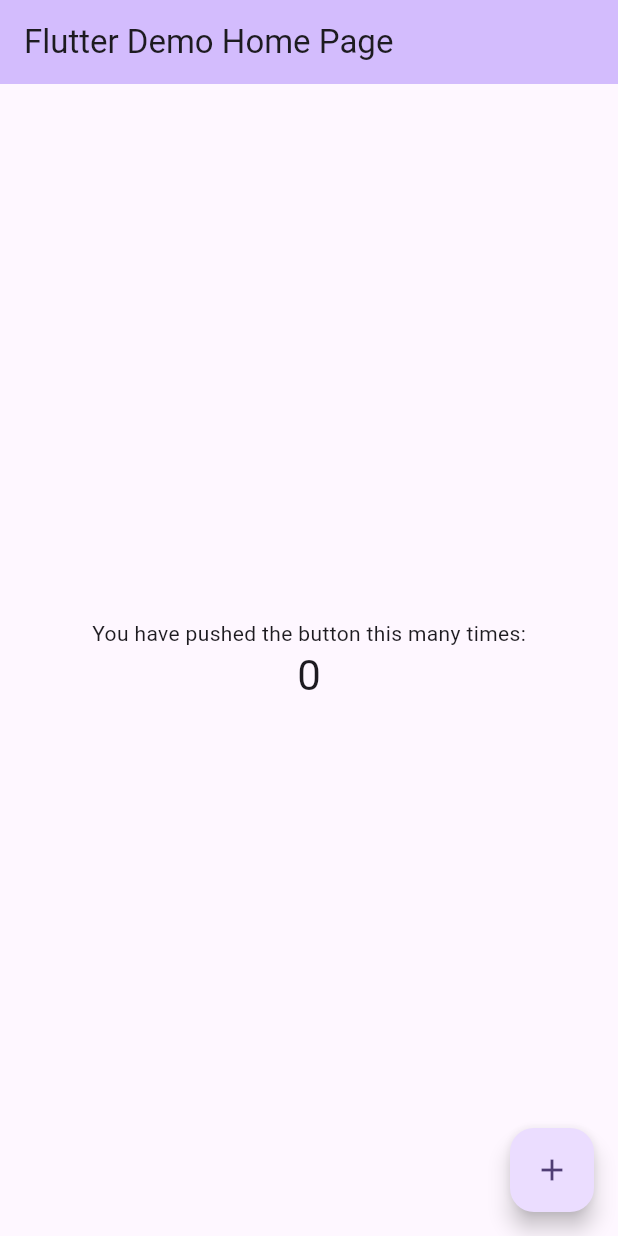
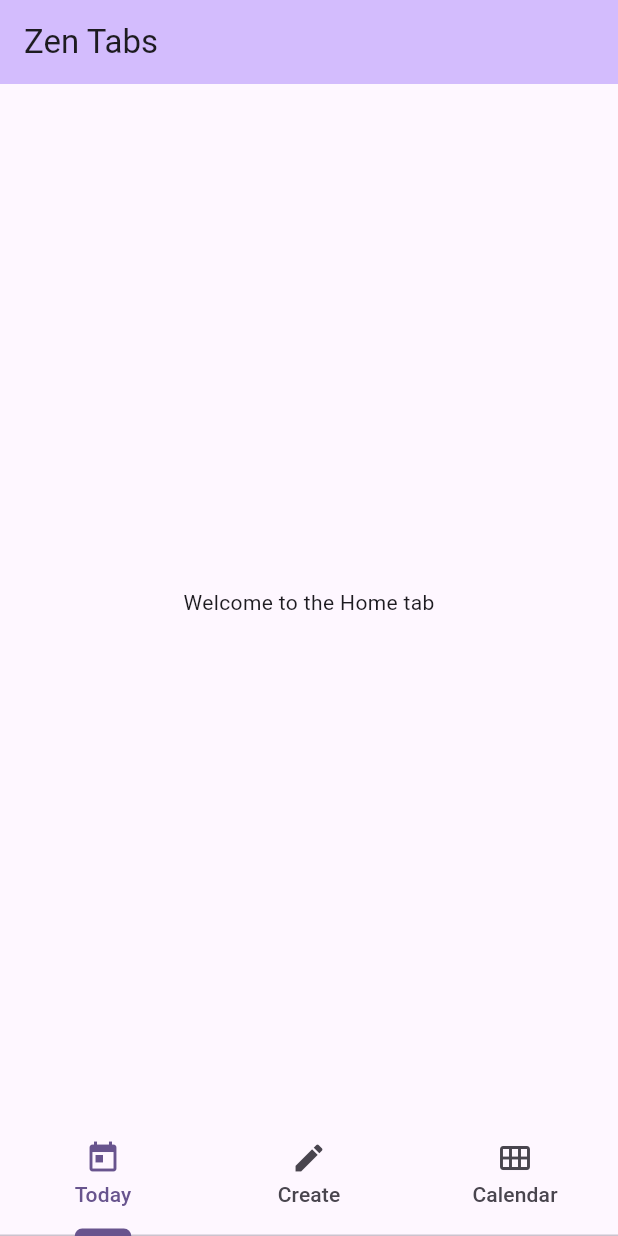
Before and after one commit to joshuasilva414/zen_app, a Flutter app: the screen it shows after launch, on a phone screen of 412 x 824 dp. Run offline on Flutter 3.47's test engine with Material 3 defaults, Android fonts, the phone set to English and light mode, and no system bars.

```diff
--- a/lib/main.dart
+++ b/lib/main.dart
@@ -7,45 +7,21 @@ void main() {
 class MyApp extends StatelessWidget {
   const MyApp({super.key});
 
-  // This widget is the root of your application.
   @override
   Widget build(BuildContext context) {
     return MaterialApp(
-      title: 'Flutter Demo',
+      title: 'Zen Tabs',
       theme: ThemeData(
-        // This is the theme of your application.
-        //
-        // TRY THIS: Try running your application with "flutter run". You'll see
-        // the application has a purple toolbar. Then, without quitting the app,
-        // try changing the seedColor in the colorScheme below to Colors.green
-        // and then invoke "hot reload" (save your changes or press the "hot
-        // reload" button in a Flutter-supported IDE, or press "r" if you used
-        // the command line to start the app).
-        //
-        // Notice that the counter didn't reset back to zero; the application
-        // state is not lost during the reload. To reset the state, use hot
-        // restart instead.
-        //
-        // This works for code too, not just values: Most code changes can be
-        // tested with just a hot reload.
         colorScheme: ColorScheme.fromSeed(seedColor: Colors.deepPurple),
       ),
-      home: const MyHomePage(title: 'Flutter Demo Home Page'),
+      debugShowCheckedModeBanner: false,
+      home: const MyHomePage(title: 'Zen Tabs'),
     );
   }
 }
 
 class MyHomePage extends StatefulWidget {
   const MyHomePage({super.key, required this.title});
-
-  // This widget is the home page of your application. It is stateful, meaning
-  // that it has a State object (defined below) that contains fields that affect
-  // how it looks.
-
-  // This class is the configuration for the state. It holds the values (in this
-  // case the title) provided by the parent (in this case the App widget) and
-  // used by the build method of the State. Fields in a Widget subclass are
-  // always marked "final".
 
   final String title;
 
@@ -54,69 +30,31 @@ class MyHomePage extends StatefulWidget {
 }
 
 class _MyHomePageState extends State<MyHomePage> {
-  int _counter = 0;
-
-  void _incrementCounter() {
-    setState(() {
-      // This call to setState tells the Flutter framework that something has
-      // changed in this State, which causes it to rerun the build method below
-      // so that the display can reflect the updated values. If we changed
-      // _counter without calling setState(), then the build method would not be
-      // called again, and so nothing would appear to happen.
-      _counter++;
-    });
-  }
-
   @override
   Widget build(BuildContext context) {
-    // This method is rerun every time setState is called, for instance as done
-    // by the _incrementCounter method above.
-    //
-    // The Flutter framework has been optimized to make rerunning build methods
-    // fast, so that you can just rebuild anything that needs updating rather
-    // than having to individually change instances of widgets.
-    return Scaffold(
-      appBar: AppBar(
-        // TRY THIS: Try changing the color here to a specific color (to
-        // Colors.amber, perhaps?) and trigger a hot reload to see the AppBar
-        // change color while the other colors stay the same.
-        backgroundColor: Theme.of(context).colorScheme.inversePrimary,
-        // Here we take the value from the MyHomePage object that was created by
-        // the App.build method, and use it to set our appbar title.
-        title: Text(widget.title),
-      ),
-      body: Center(
-        // Center is a layout widget. It takes a single child and positions it
-        // in the middle of the parent.
-        child: Column(
-          // Column is also a layout widget. It takes a list of children and
-          // arranges them vertically. By default, it sizes itself to fit its
-          // children horizontally, and tries to be as tall as its parent.
-          //
-          // Column has various properties to control how it sizes itself and
-          // how it positions its children. Here we use mainAxisAlignment to
-          // center the children vertically; the main axis here is the vertical
-          // axis because Columns are vertical (the cross axis would be
-          // horizontal).
-          //
-          // TRY THIS: Invoke "debug painting" (choose the "Toggle Debug Paint"
-          // action in the IDE, or press "p" in the console), to see the
-          // wireframe for each widget.
-          mainAxisAlignment: MainAxisAlignment.center,
-          children: <Widget>[
-            const Text('You have pushed the button this many times:'),
-            Text(
-              '$_counter',
-              style: Theme.of(context).textTheme.headlineMedium,
-            ),
+    return DefaultTabController(
+      length: 3,
+      child: Scaffold(
+        appBar: AppBar(
+          backgroundColor: Theme.of(context).colorScheme.inversePrimary,
+          title: Text(widget.title),
+        ),
+        body: const TabBarView(
+          children: [
+            Center(child: Text('Welcome to the Home tab')),
+            Center(child: Text('Discover content on the Explore tab')),
+            Center(child: Text('Manage your profile here')),
+          ],
+        ),
+        bottomNavigationBar: const TabBar(
+          indicatorWeight: 5,
+          tabs: [
+            Tab(icon: Icon(Icons.today), text: 'Today'),
+            Tab(icon: Icon(Icons.create), text: 'Create'),
+            Tab(icon: Icon(Icons.calendar_view_month), text: 'Calendar'),
           ],
         ),
       ),
-      floatingActionButton: FloatingActionButton(
-        onPressed: _incrementCounter,
-        tooltip: 'Increment',
-        child: const Icon(Icons.add),
-      ), // This trailing comma makes auto-formatting nicer for build methods.
     );
   }
 }
```
Also changed, not shown: 7 other files.
